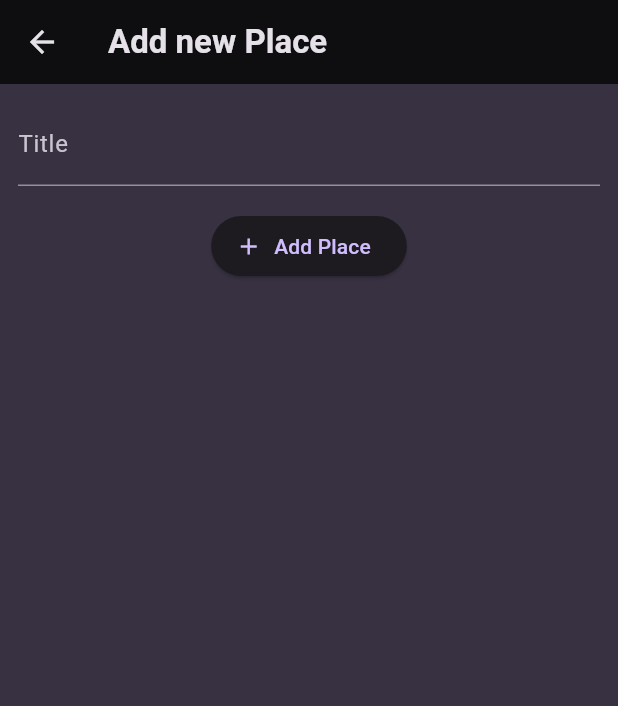
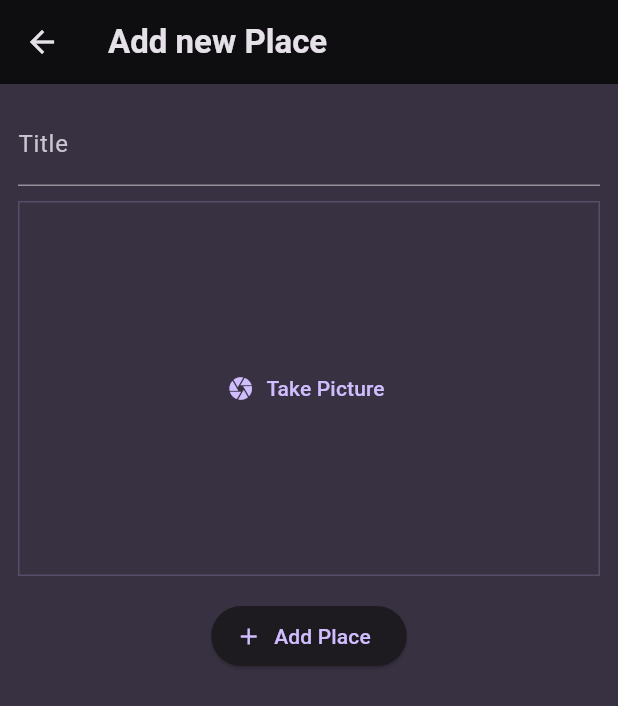
Before and after one commit to AnesuMurakata/favourite-places, a Flutter app: the AddPlaceScreen screen opened directly, after a tap on "Add Place", on a phone screen of 412 x 824 dp. Shown: the top 706 px of the screen. Run offline on Flutter 3.47's test engine with Material 3 defaults, Android fonts, the phone set to English and light mode, and no system bars; our stand-ins replace flutter_riverpod, google_fonts, image_picker.

Commit message:
handle image input & place detail screen

```diff
--- a/lib/models/place.dart
+++ b/lib/models/place.dart
@@ -1,10 +1,13 @@
+import 'dart:io';
+
 import 'package:uuid/uuid.dart';
 
 const uuid = Uuid();
 
 class Place {
-  Place({required this.title}) : id = uuid.v4();
+  Place({required this.title, required this.image}) : id = uuid.v4();
 
   final String id;
   final String title;
+  final File image;
 }
--- a/lib/providers/user_places.dart
+++ b/lib/providers/user_places.dart
@@ -1,11 +1,13 @@
+import 'dart:io';
+
 import 'package:favorite_places/models/place.dart';
 import 'package:flutter_riverpod/flutter_riverpod.dart';
 
 class UserPlacesNotifier extends StateNotifier<List<Place>> {
   UserPlacesNotifier() : super(const []);
 
-  void addPlace(String title) {
-    final newPlace = Place(title: title);
+  void addPlace(String title, File image) {
+    final newPlace = Place(title: title, image: image);
     state = [newPlace, ...state];
   }
 }
--- a/lib/screens/add_place.dart
+++ b/lib/screens/add_place.dart
@@ -1,4 +1,7 @@
+import 'dart:io';
+
 import 'package:favorite_places/providers/user_places.dart';
+import 'package:favorite_places/widgets/image_input.dart';
 import 'package:flutter/material.dart';
 import 'package:flutter_riverpod/flutter_riverpod.dart';
 
@@ -13,15 +16,18 @@ class AddPlaceScreen extends ConsumerStatefulWidget {
 
 class _AddPlaceScreenState extends ConsumerState<AddPlaceScreen> {
   final _titleController = TextEditingController();
+  File? _selectedImage;
 
   void _savePlace() {
     final enteredTitle = _titleController.text;
 
-    if (enteredTitle.isEmpty) {
+    if (enteredTitle.isEmpty || _selectedImage == null) {
       return;
     }
 
-    ref.read(userPlacesProvider.notifier).addPlace(enteredTitle);
+    ref
+        .read(userPlacesProvider.notifier)
+        .addPlace(enteredTitle, _selectedImage!);
     Navigator.of(context).pop();
   }
 
@@ -47,6 +53,14 @@ class _AddPlaceScreenState extends ConsumerState<AddPlaceScreen> {
               style: TextStyle(color: Theme.of(context).colorScheme.onSurface),
             ),
             const SizedBox(
+              height: 10,
+            ),
+            ImageInput(
+              onPickImage: (image) {
+                _selectedImage = image;
+              },
+            ),
+            const SizedBox(
               height: 16,
             ),
             ElevatedButton.icon(
--- /dev/null
+++ b/lib/widgets/image_input.dart
@@ -0,0 +1,69 @@
+import 'dart:io';
+
+import 'package:flutter/material.dart';
+import 'package:image_picker/image_picker.dart';
+
+class ImageInput extends StatefulWidget {
+  const ImageInput({super.key, required this.onPickImage});
+
+  final void Function(File image) onPickImage;
+
+  @override
+  State<ImageInput> createState() {
+    return _ImageInputState();
+  }
+}
+
+class _ImageInputState extends State<ImageInput> {
+  File? _selectedImage;
+
+  void _takePicture() async {
+    final imagePicker = ImagePicker();
+    final pickedImage =
+        await imagePicker.pickImage(source: ImageSource.gallery, maxWidth: 600);
+
+    if (pickedImage == null) {
+      return;
+    }
+
+    setState(() {
+      _selectedImage = File(pickedImage.path);
+    });
+
+    widget.onPickImage(_selectedImage!);
+  }
+
+  @override
+  Widget build(BuildContext context) {
+    Widget content = TextButton.icon(
+      onPressed: _takePicture,
+      icon: const Icon(Icons.camera),
+      label: const Text('Take Picture'),
+    );
+
+    if (_selectedImage != null) {
+      content = GestureDetector(
+        onTap: _takePicture,
+        child: Image.file(
+          _selectedImage!,
+          fit: BoxFit.cover,
+          width: double.infinity,
+          height: double.infinity,
+        ),
+      );
+    }
+
+    return Container(
+      decoration: BoxDecoration(
+        border: Border.all(
+          width: 1,
+          color: Theme.of(context).colorScheme.primary.withValues(alpha: 0.2),
+        ),
+      ),
+      height: 250,
+      width: double.infinity,
+      alignment: Alignment.center,
+      child: content,
+    );
+  }
+}
--- a/lib/widgets/places_list.dart
+++ b/lib/widgets/places_list.dart
@@ -23,6 +23,11 @@ class PlacesList extends StatelessWidget {
     return ListView.builder(
       itemCount: places.length,
       itemBuilder: (ctx, index) => ListTile(
+        contentPadding: EdgeInsets.all(16),
+        leading: CircleAvatar(
+          radius: 26,
+          backgroundImage: FileImage(places[index].image),
+        ),
         title: Text(
           places[index].title,
           style: Theme.of(context).textTheme.titleMedium!.copyWith(
--- a/pubspec.yaml
+++ b/pubspec.yaml
@@ -37,6 +37,7 @@ dependencies:
   google_fonts: ^6.2.1
   uuid: ^4.5.1
   flutter_riverpod: ^2.6.1
+  image_picker: ^1.1.2
 
 dev_dependencies:
   flutter_test:
```
Also changed, not shown: lib/screens/places_detail.dart (+22 -11 lines), pubspec.lock, 7 other files.
